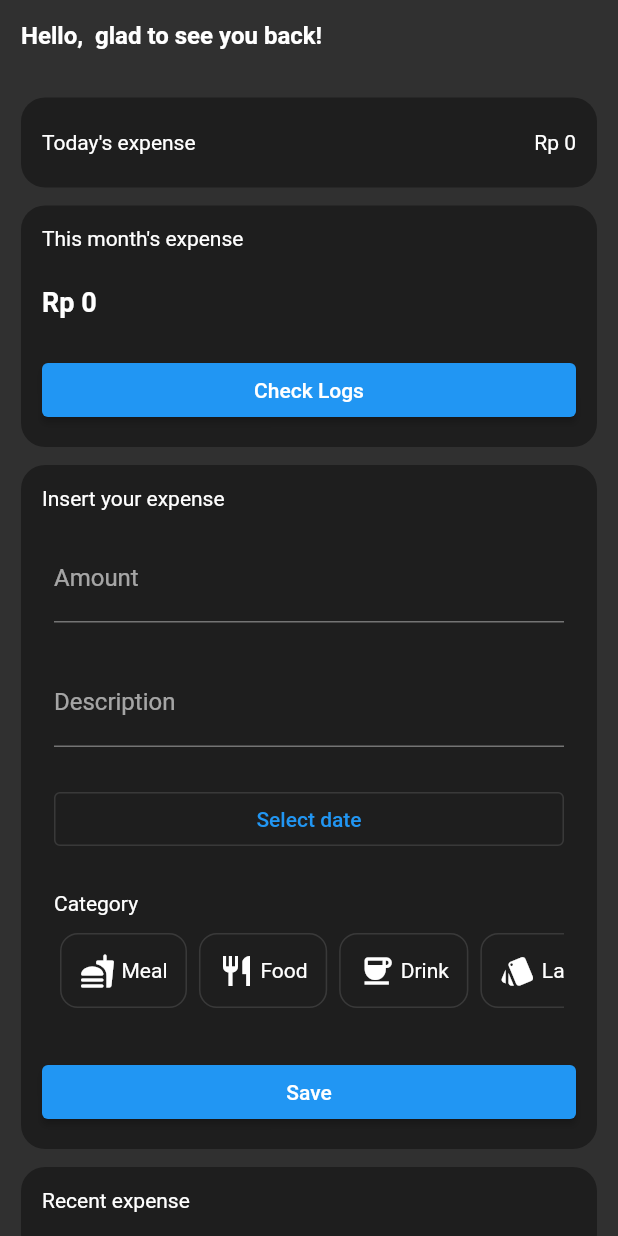
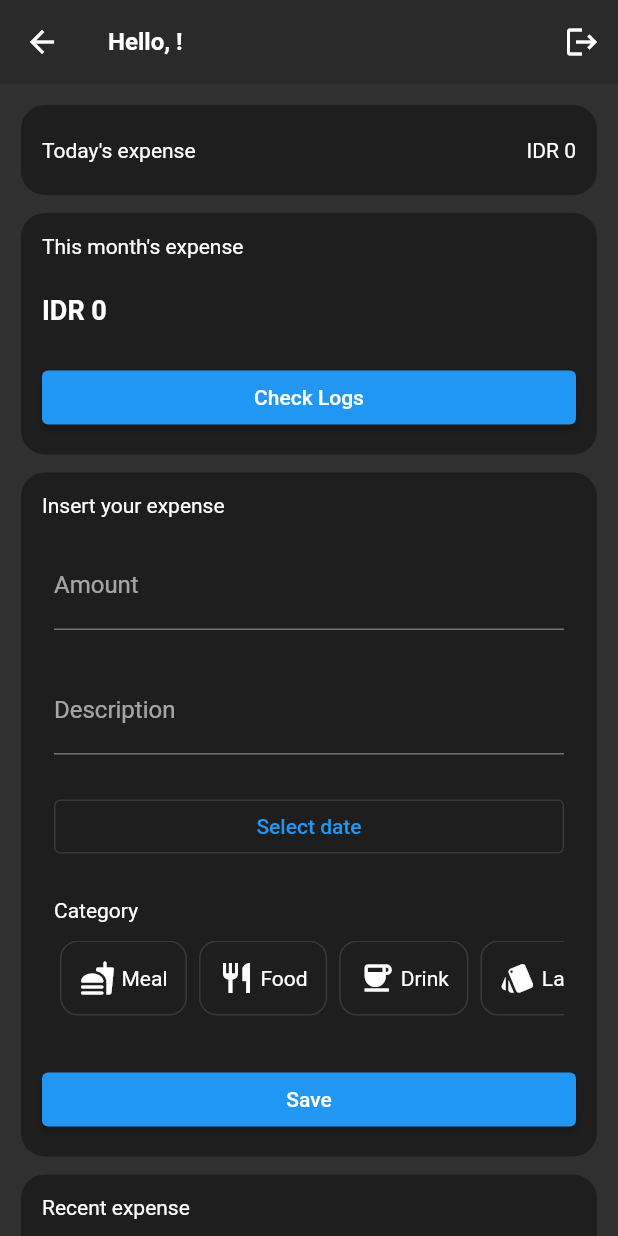
Before and after one commit to fikrihkll/flutter_myduit, a Flutter app: the HomePage screen opened by its route, on a phone screen of 412 x 824 dp. Run offline on Flutter 3.47's test engine with Material 2 defaults, Android fonts, the phone set to English and light mode, and no system bars; our stand-ins replace cloud_firestore, firebase_auth, firebase_core, google_sign_in; accounts and stored records are empty; network calls fail.

Commit message:
add appbar, configure the nominal, and fix some navigation push

```diff
--- a/lib/features/presentation/pages/home/home_page.dart
+++ b/lib/features/presentation/pages/home/home_page.dart
@@ -1,6 +1,7 @@
 import 'package:firebase_auth/firebase_auth.dart';
 import 'package:flutter/cupertino.dart';
 import 'package:flutter/material.dart';
+import 'package:intl/intl.dart';
 import 'package:myduit/core/firebase_util.dart';
 import 'package:cloud_firestore/cloud_firestore.dart';
 import 'package:myduit/features/data/models/expense_model.dart';
@@ -45,39 +46,8 @@ class _HomePageState extends State<HomePage> {
     fetchMonthlyExpenseData();
   }
 
-  Widget _helloUser(){
-    return SafeArea(
-      top: true,
-      child: Row(
-        mainAxisAlignment: MainAxisAlignment.start,
-        children: [
-          Column(
-            children: [
-              GestureDetector(
-                onTap: () async {
-                  await FirebaseAuth.instance.signOut();
-                  if (!mounted) return;
-                  Navigator.pushNamedAndRemoveUntil(context, route.loginPage, (route)=> false);
-                },
-                child: Text(
-                  "Hello, $name glad to see you back!",
-                  style: TextStyle(
-                    fontSize: 16,
-                    fontWeight: FontWeight.w600,
-                  ),
-                ),
-              ),
-            ],
-          )
-        ],
-      ),
-    );
-  }
-
   Widget _buildTodayExpense(){
-    return InkWell(
-      borderRadius: const BorderRadius.all(Radius.circular(16)),
-      child: Container(
+    return Container(
       decoration: const BoxDecoration(
         color: Colors.black38,
         borderRadius: BorderRadius.all(Radius.circular(16)),
@@ -101,14 +71,12 @@ class _HomePageState extends State<HomePage> {
             const SizedBox(height: 32,),
             Column(
               children: [
-                  Text("Rp ${dailyExpense.nominal}"),
+                Text(NumberFormat.currency(locale: 'id', customPattern: '\u00a4 #,###').format(dailyExpense.nominal)),
               ],
             ),
           ],
         ),
       ),
-      ),
-      onTap: () {},
     );
   }
 
@@ -140,7 +108,7 @@ class _HomePageState extends State<HomePage> {
               Row(
                 children: [
                   Text(
-                    "Rp ${monthlyExpense.nominal}",
+                    NumberFormat.currency(locale: 'id', customPattern: '\u00a4 #,###').format(monthlyExpense.nominal),
                     style: const TextStyle(
                       fontSize: 18,
                       fontWeight: FontWeight.bold,
@@ -274,6 +242,7 @@ class _HomePageState extends State<HomePage> {
                   Expanded(
                     child: ElevatedButton(
                       onPressed: () {
+                        if (selectedCategoryPosition != -1 && _nominalController.text.isNotEmpty && _descController.text.isNotEmpty && dateText != "Select date") {
                           _insertExpense(
                           "",
                           categoryNameList[selectedCategoryPosition].name,
@@ -286,6 +255,9 @@ class _HomePageState extends State<HomePage> {
                           "",
                           "",
                           context);
+                        } else if (selectedCategoryPosition == -1 || _nominalController.text.isEmpty || _descController.text.isEmpty || dateText == "Select date"){
+                          ScaffoldMessenger.of(context).showSnackBar(const SnackBar(content: Text("Fill the empty input")));
+                        }
                       },
                       child: Text(
                           "Save"
@@ -374,6 +346,30 @@ class _HomePageState extends State<HomePage> {
   @override
   Widget build(BuildContext context) {
     return Scaffold(
+      appBar: AppBar(
+        backgroundColor: Colors.black12,
+        title: Text(
+          "Hello, $name!",
+          style: TextStyle(
+            fontSize: 16,
+            fontWeight: FontWeight.w600,
+          ),
+        ),
+        actions: [
+          IconButton(
+            onPressed: () async {
+              await FirebaseAuth.instance.signOut();
+              if (!mounted) return;
+              ScaffoldMessenger.of(context).showSnackBar(SnackBar(content: Text("Good bye, $name!")));
+              Navigator.pushNamedAndRemoveUntil(context, route.loginPage, (route)=> false);
+            },
+            icon: Icon(
+              Icons.logout,
+            ),
+          ),
+        ],
+        elevation: 0,
+      ),
       body: RefreshIndicator(
         onRefresh: () async {
           fetchLogData();
@@ -387,8 +383,6 @@ class _HomePageState extends State<HomePage> {
             child: Column(
               crossAxisAlignment: CrossAxisAlignment.start,
               children: [
-                _helloUser(),
-                SizedBox(height: 32,),
                 _buildTodayExpense(),
                 SizedBox(height: 12,),
                 _buildThisMonthExpense(),
@@ -419,7 +413,6 @@ class _HomePageState extends State<HomePage> {
   }
 
   Future<void> _insertExpense(String id, String category, String nominal, String desc, String date, String monthCode, String dailyCode, String uid, String timestamp, String updated_at, BuildContext context) async {
-    if (category != null && nominal != null && desc != null) {
       var res = await expenseRepository.storeInsertExpense(
         ExpenseModel(
           id: id,
@@ -436,12 +429,10 @@ class _HomePageState extends State<HomePage> {
       if (res) {
         fetchLogData();
         ScaffoldMessenger.of(context).showSnackBar(const SnackBar(content: Text("Insert successful")));
-        // _descController.clear();
-        // _nominalController.clear();
-        // dateText = "Select date";
-      }
-    } else if (category == null && nominal == null && desc == null){
-      ScaffoldMessenger.of(context).showSnackBar(const SnackBar(content: Text("Fill the inputs")));
+        _descController.clear();
+        _nominalController.clear();
+        dateText = "Select date";
+        selectedCategoryPosition = -1;
       }
   }
 }
--- a/lib/features/presentation/pages/home/log_widget.dart
+++ b/lib/features/presentation/pages/home/log_widget.dart
@@ -35,7 +35,7 @@ class LogWidget extends StatelessWidget {
                   ),
                 ),
                 Text(
-                  "Rp. ${expense.nominal}",
+                  NumberFormat.currency(locale: 'id', customPattern: '\u00a4 #,###').format(expense.nominal),
                   style: TextStyle(
                     fontSize: 16,
                     fontWeight: FontWeight.bold,
--- a/lib/features/presentation/pages/login/login_page.dart
+++ b/lib/features/presentation/pages/login/login_page.dart
@@ -151,13 +151,13 @@ class _LoginPageState extends State<LoginPage> {
     var result = await FirebaseUtil.signInWithGoogle();
     if (result != null && result.user != null && result.user!.email != null) {
       if (await authenticationRepository.isUserExist(result.user!.email!)) {
-        navigator.pushNamed(route.homePage);
+        navigator.pushNamedAndRemoveUntil(route.homePage, (route) => false,);
       } else {
         var user = result.user!;
         await authenticationRepository.storeNewUserData(
           UserModel(id: "", name: user.displayName!, email: user.email!, timestamp: "")
         );
-        navigator.pushNamed(route.homePage);
+        navigator.pushNamedAndRemoveUntil(route.homePage, (route) => false,);
       }
     }
   }
--- a/pubspec.yaml
+++ b/pubspec.yaml
@@ -38,6 +38,7 @@ dependencies:
   firebase_core: ^1.19.2
   firebase_auth: ^3.4.2
   google_sign_in: ^5.4.0
+  intl: ^0.17.0
 
 dev_dependencies:
   flutter_test:
```
Also changed, not shown: lib/features/data/repositories/authentication_repository.dart (+7 -0 lines), pubspec.lock. Lines whose indentation alone changed are shown as unchanged.
